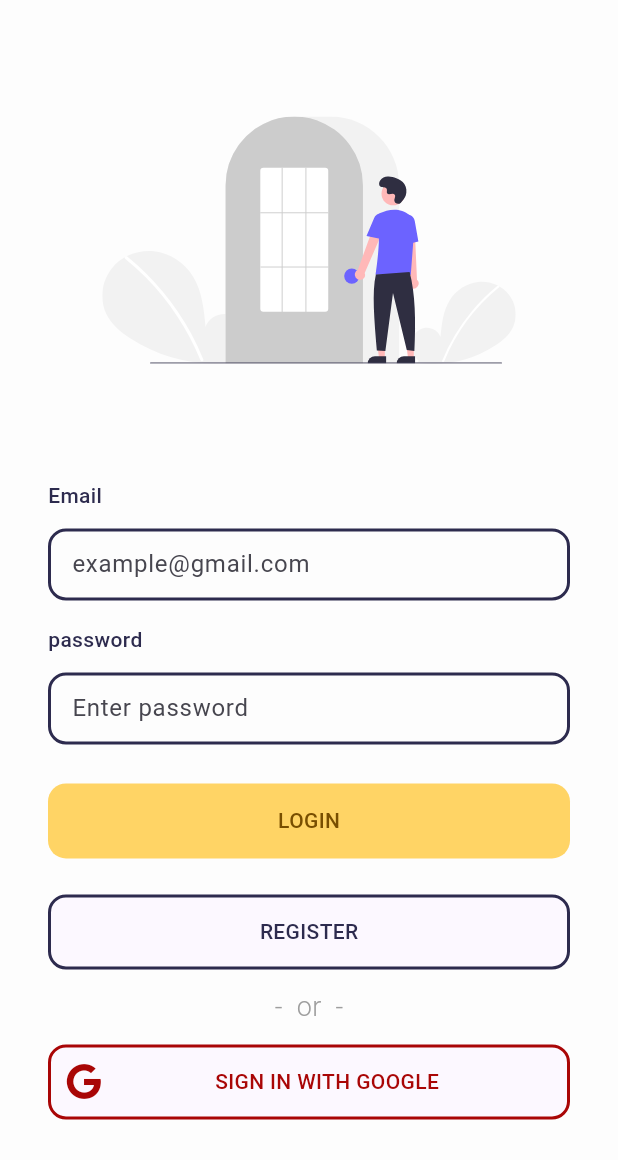
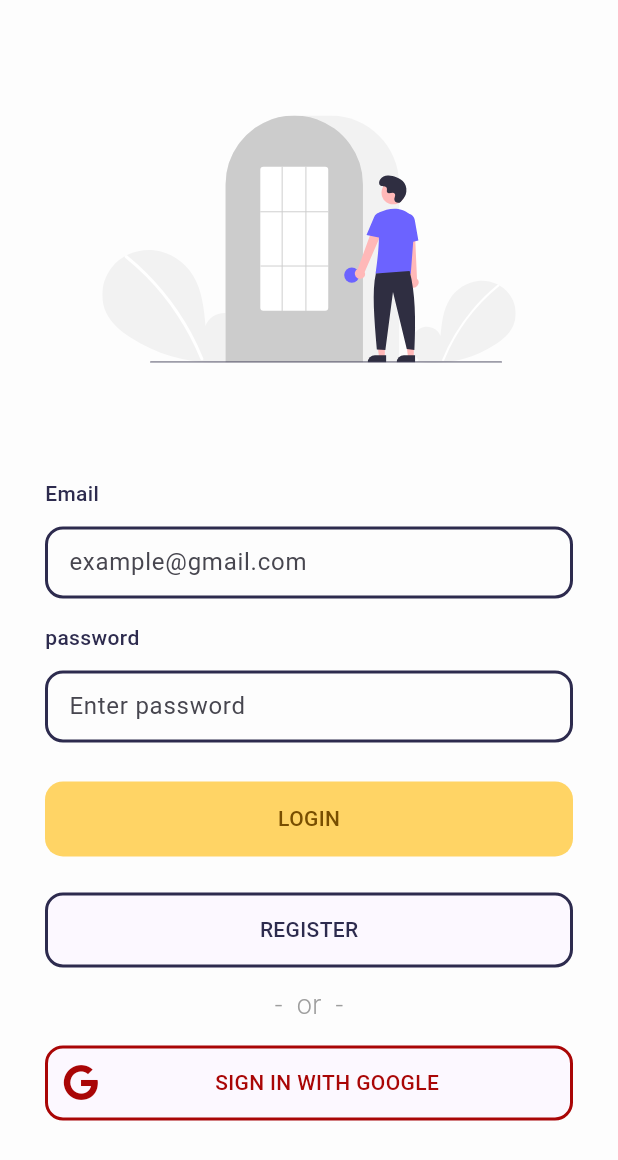
Before and after one commit to rawan-alwadiya/betweenerApp, a Flutter app: the screen it shows after launch, after a tap on "Get Started", on a phone screen of 412 x 824 dp. Shown: the top 1160 px of the screen. Run offline on Flutter 3.47's test engine with Material 2 defaults, Android fonts, the phone set to English and light mode, and no system bars; our stand-ins replace flutter_svg, font_awesome_flutter.

Commit message:
update va;ue

```diff
--- a/lib/features/auth/login_view.dart
+++ b/lib/features/auth/login_view.dart
@@ -22,7 +22,7 @@ class LoginView extends StatelessWidget {
     return Scaffold(
       body: SingleChildScrollView(
         child: Padding(
-          padding: const EdgeInsets.symmetric(horizontal: 32.0),
+          padding: const EdgeInsets.symmetric(horizontal: 30.0),
           child: SizedBox(
             height: MediaQuery.of(context).size.height,
             child: Column(
@@ -76,7 +76,7 @@ class LoginView extends StatelessWidget {
                       fontWeight: FontWeight.w300),
                 ),
                 const SizedBox(
-                  height: 12,
+                  height: 14,
                 ),
                 GoogleButtonWidget(onTap: () {}),
                 const Spacer(),
```
